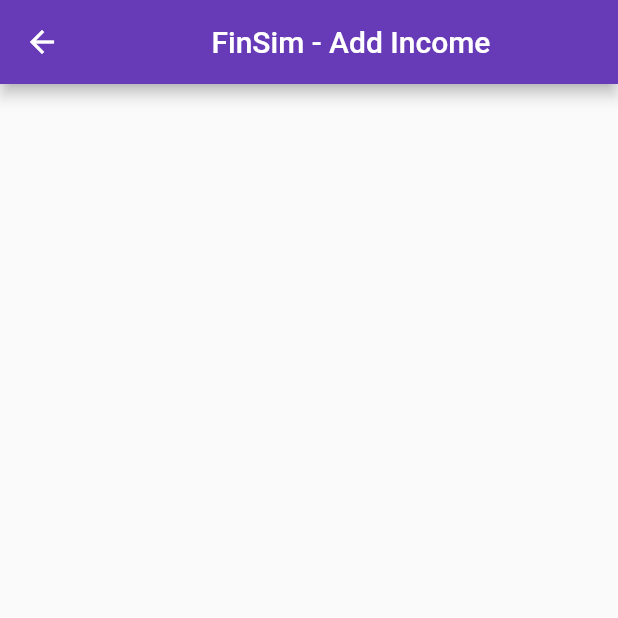
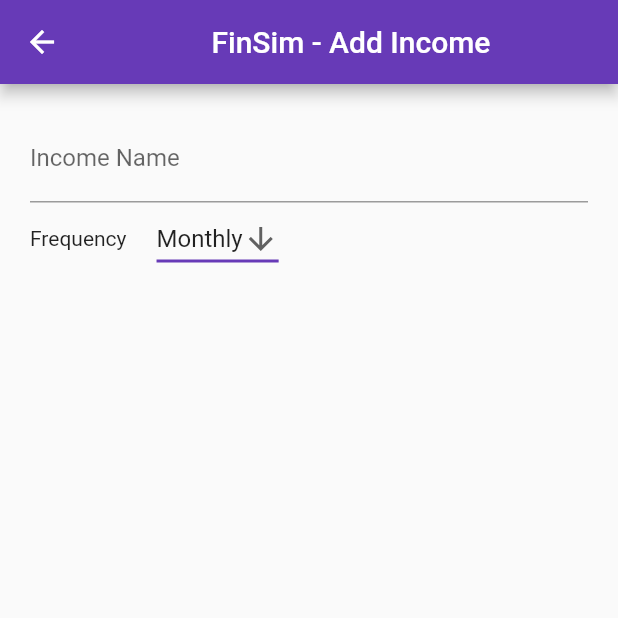
Before and after one commit to sunnyjaiswal22/finsim, a Flutter app: the AddIncomeScreen screen opened by its route, on a phone screen of 412 x 824 dp, the top half of it. Run offline on Flutter 3.47's test engine with Material 2 defaults, Android fonts, the phone set to English and light mode, and no system bars.

Commit message:
Megred form inside add income screen. Added frequency drop down

```diff
--- a/lib/screens/add_income_screen.dart
+++ b/lib/screens/add_income_screen.dart
@@ -1,8 +1,16 @@
 import 'package:flutter/material.dart';
 
-class AddIncomeScreen extends StatelessWidget {
+class AddIncomeScreen extends StatefulWidget {
   const AddIncomeScreen({Key? key}) : super(key: key);
   static final routeName = 'add-income-screen';
+
+  @override
+  _AddIncomeScreenState createState() => _AddIncomeScreenState();
+}
+
+class _AddIncomeScreenState extends State<AddIncomeScreen> {
+  final _formKey = GlobalKey<FormState>();
+  String frequency = 'Monthly';
 
   @override
   Widget build(BuildContext context) {
@@ -12,7 +20,57 @@ class AddIncomeScreen extends StatelessWidget {
           child: Text('FinSim - Add Income'),
         ),
       ),
-      body: null,
+      body: Padding(
+        padding: const EdgeInsets.all(20),
+        child: Form(
+          key: _formKey,
+          child: Column(
+            children: [
+              TextFormField(
+                decoration: const InputDecoration(
+                  labelText: 'Income Name',
+                ),
+                validator: (value) {
+                  if (value == null || value.isEmpty) {
+                    return "Please enter name of the income";
+                  }
+                  return null;
+                },
+              ),
+              Row(
+                children: [
+                  Text('Frequency'),
+                  SizedBox(
+                    width: 20,
+                  ),
+                  DropdownButton<String>(
+                    value: frequency,
+                    icon: const Icon(Icons.arrow_downward),
+                    iconSize: 24,
+                    elevation: 16,
+                    underline: Container(
+                      height: 2,
+                      color: Theme.of(context).accentColor,
+                    ),
+                    onChanged: (String? newValue) {
+                      setState(() {
+                        frequency = newValue!;
+                      });
+                    },
+                    items: <String>['Monthly', 'Yearly']
+                        .map<DropdownMenuItem<String>>((String value) {
+                      return DropdownMenuItem<String>(
+                        value: value,
+                        child: Text(value),
+                      );
+                    }).toList(),
+                  ),
+                ],
+              ),
+            ],
+          ),
+        ),
+      ),
     );
   }
 }
--- a/lib/widgets/add_income_form.dart
+++ /dev/null
@@ -1,34 +0,0 @@
-import 'package:flutter/material.dart';
-
-class AddIncomeForm extends StatefulWidget {
-  const AddIncomeForm({Key? key}) : super(key: key);
-
-  @override
-  _AddIncomeFormState createState() => _AddIncomeFormState();
-}
-
-class _AddIncomeFormState extends State<AddIncomeForm> {
-  final _formKey = GlobalKey<FormState>();
-
-  @override
-  Widget build(BuildContext context) {
-    return Form(
-      key: _formKey,
-      child: Column(
-        children: [
-          TextFormField(
-            decoration: const InputDecoration(
-              labelText: 'Income Name',
-            ),
-            validator: (value) {
-              if (value == null || value.isEmpty) {
-                return "Please enter name of the income";
-              }
-              return null;
-            },
-          ),
-        ],
-      ),
-    );
-  }
-}
```
